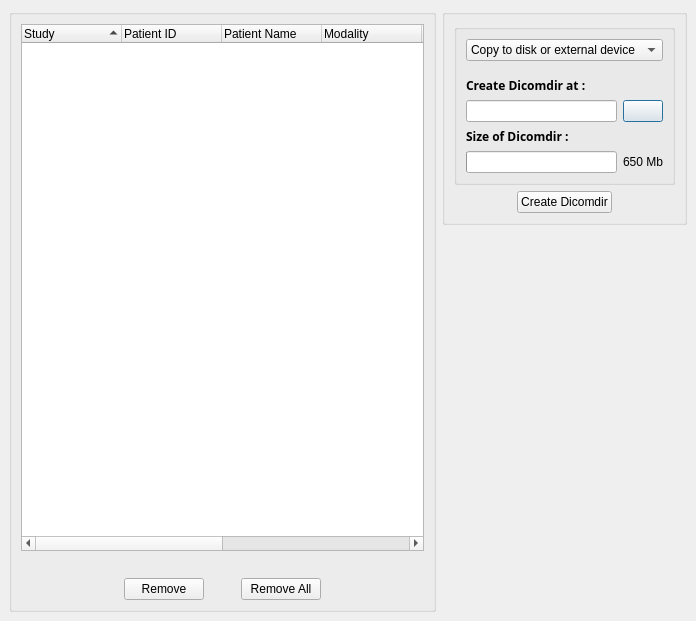
Above: starviewer/src/interface/qcreatedicomdirbase.ui from starviewer-medical/starviewer before the change. Below: the same form after it.
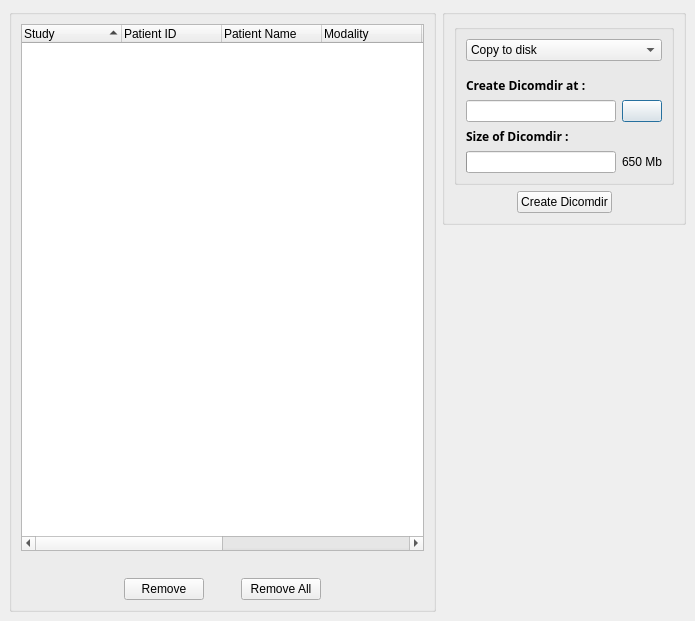
That is the form after the change. Icons and pictures are not drawn.

The edit to the form file:
```diff
--- a/starviewer/src/interface/qcreatedicomdirbase.ui
+++ b/starviewer/src/interface/qcreatedicomdirbase.ui
@@ -165,7 +165,12 @@
             <widget class="QComboBox" name="m_comboBoxAction" >
              <item>
               <property name="text" >
-               <string>Copy to disk or external device</string>
+               <string>Copy to disk</string>
+              </property>
+             </item>
+             <item>
+              <property name="text" >
+               <string>Copy to usb or flash memories</string>
               </property>
              </item>
              <item>
```
